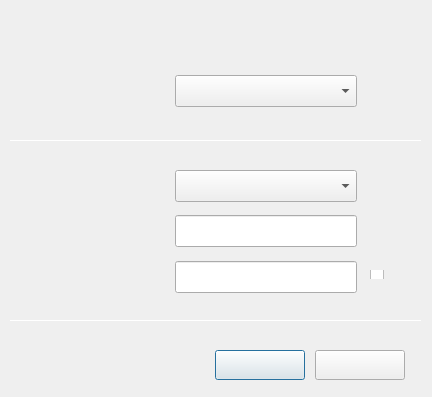
ukui/kylin-nm, file wireless-security/dlghidewifiwpa.ui: the form before one commit.
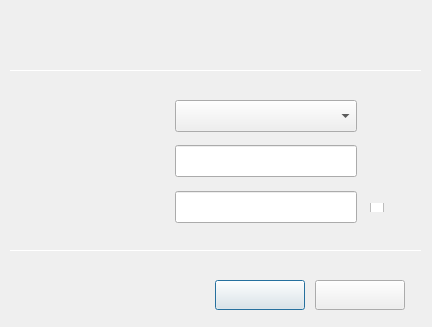
The form after the commit.

```diff
--- a/wireless-security/dlghidewifiwpa.ui
+++ b/wireless-security/dlghidewifiwpa.ui
@@ -7,7 +7,7 @@
     <x>0</x>
     <y>0</y>
     <width>432</width>
-    <height>397</height>
+    <height>327</height>
    </rect>
   </property>
   <property name="windowTitle">
@@ -17,7 +17,7 @@
    <property name="geometry">
     <rect>
      <x>76</x>
-     <y>221</y>
+     <y>151</y>
      <width>90</width>
      <height>20</height>
     </rect>
@@ -35,7 +35,7 @@
    <property name="geometry">
     <rect>
      <x>76</x>
-     <y>176</y>
+     <y>106</y>
      <width>90</width>
      <height>20</height>
     </rect>
@@ -53,7 +53,7 @@
    <property name="geometry">
     <rect>
      <x>215</x>
-     <y>350</y>
+     <y>280</y>
      <width>90</width>
      <height>30</height>
     </rect>
@@ -67,29 +67,11 @@
     <string/>
    </property>
   </widget>
-  <widget class="QComboBox" name="cbxConn">
-   <property name="geometry">
-    <rect>
-     <x>175</x>
-     <y>75</y>
-     <width>182</width>
-     <height>32</height>
-    </rect>
-   </property>
-   <property name="font">
-    <font>
-     <pointsize>10</pointsize>
-    </font>
-   </property>
-   <property name="styleSheet">
-    <string notr="true"/>
-   </property>
-  </widget>
   <widget class="QCheckBox" name="checkBoxPwd">
    <property name="geometry">
     <rect>
      <x>370</x>
-     <y>270</y>
+     <y>203</y>
      <width>18</width>
      <height>9</height>
     </rect>
@@ -107,7 +89,7 @@
    <property name="geometry">
     <rect>
      <x>76</x>
-     <y>266</y>
+     <y>196</y>
      <width>90</width>
      <height>20</height>
     </rect>
@@ -125,7 +107,7 @@
    <property name="geometry">
     <rect>
      <x>175</x>
-     <y>170</y>
+     <y>100</y>
      <width>182</width>
      <height>32</height>
     </rect>
@@ -143,7 +125,7 @@
    <property name="geometry">
     <rect>
      <x>175</x>
-     <y>261</y>
+     <y>191</y>
      <width>182</width>
      <height>32</height>
     </rect>
@@ -161,7 +143,7 @@
    <property name="geometry">
     <rect>
      <x>315</x>
-     <y>350</y>
+     <y>280</y>
      <width>90</width>
      <height>30</height>
     </rect>
@@ -200,7 +182,7 @@
    <property name="geometry">
     <rect>
      <x>175</x>
-     <y>215</y>
+     <y>145</y>
      <width>182</width>
      <height>32</height>
     </rect>
@@ -217,7 +199,7 @@
      <x>0</x>
      <y>0</y>
      <width>432</width>
-     <height>397</height>
+     <height>327</height>
     </rect>
    </property>
    <property name="text">
@@ -241,7 +223,7 @@
    <property name="geometry">
     <rect>
      <x>10</x>
-     <y>140</y>
+     <y>70</y>
      <width>412</width>
      <height>1</height>
     </rect>
@@ -254,7 +236,7 @@
    <property name="geometry">
     <rect>
      <x>10</x>
-     <y>320</y>
+     <y>250</y>
      <width>412</width>
      <height>1</height>
     </rect>
```
Left out of the diff: 23 changed lines with no effect on the pictures.
